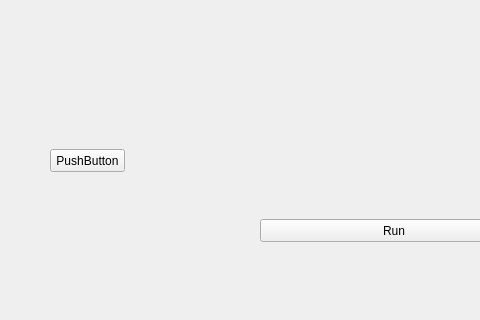
Old version of the form mainwindow.ui in the repository DaliaAymanAmeen/GUI; both pictures show x 0 to 480 and y 91 to 411 of the 787 by 600 pixel window.
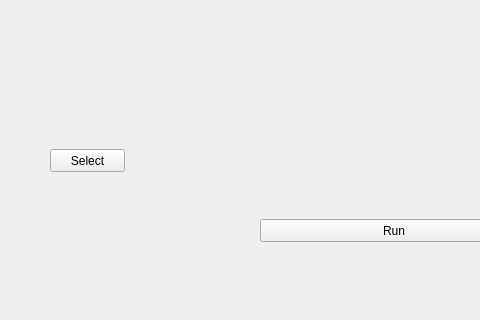
New version of the form.

```diff
--- a/mainwindow.ui
+++ b/mainwindow.ui
@@ -40,7 +40,7 @@
      </rect>
     </property>
     <property name="text">
-     <string>PushButton</string>
+     <string>Select</string>
     </property>
    </widget>
   </widget>
```
